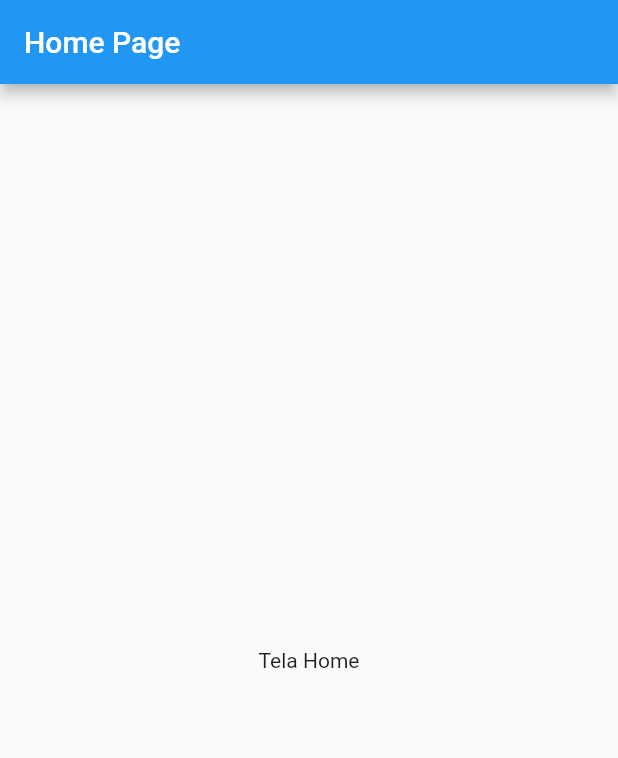
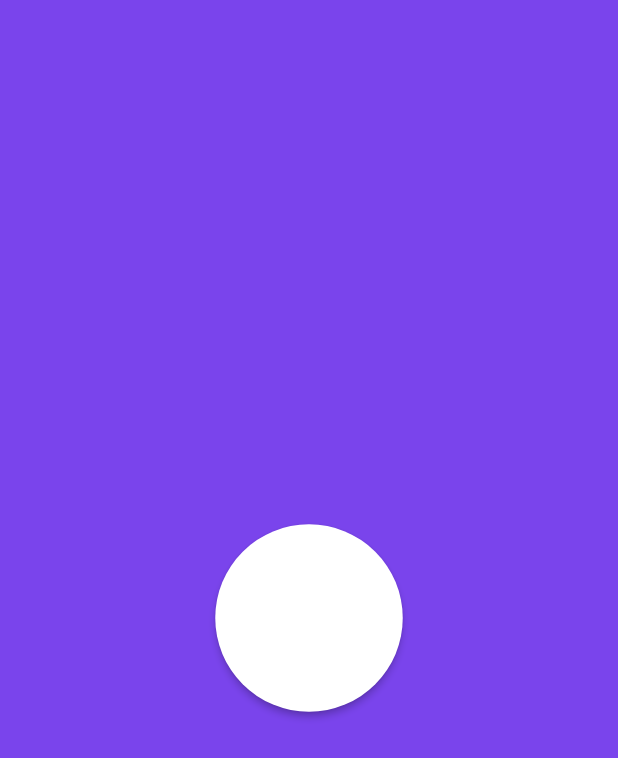
Before and after one commit to VirtualSketch/vs-mobile-app, a Flutter app: the screen it shows after launch, on a phone screen of 412 x 824 dp. Shown: the top 758 px of the screen. Run offline on Flutter 3.47's test engine with Material 2 defaults, Android fonts, the light colour scheme and no system bars; our stand-ins replace flutter_modular.

Commit message:
✨ Insercao do botao

```diff
--- /dev/null
+++ b/lib/components/circle_button.dart
@@ -0,0 +1,32 @@
+import 'package:flutter/material.dart';
+
+class CircleButton extends StatelessWidget {
+  const CircleButton({Key? key}) : super(key: key);
+
+  @override
+  Widget build(BuildContext context) {
+    return Column(
+      children: [
+        ElevatedButton(
+          onPressed: () {
+            /*Navigator.push(
+              context,
+              MaterialPageRoute(
+                builder: (context) => const MainPage(),
+              ),
+            );*/
+          },
+          child: const Icon(
+            Icons.circle,
+            color: Colors.white,
+          ),
+          style: ElevatedButton.styleFrom(
+            fixedSize: const Size(125, 125),
+            shape: const CircleBorder(),
+            primary: Colors.white,
+          ),
+        ),
+      ],
+    );
+  }
+}
--- /dev/null
+++ b/lib/components/comp_home.dart
@@ -0,0 +1,20 @@
+import 'package:flutter/material.dart';
+import 'circle_button.dart';
+
+class CompHome extends StatelessWidget {
+  const CompHome({Key? key}) : super(key: key);
+
+  @override
+  Widget build(BuildContext context) {
+    return Container(
+      color: const Color(0xFF7A44EC),
+      child: Column(
+        crossAxisAlignment: CrossAxisAlignment.stretch,
+        mainAxisAlignment: MainAxisAlignment.center,
+        children: const [
+          CircleButton(),
+        ],
+      ),
+    );
+  }
+}
--- a/lib/view/home_view.dart
+++ b/lib/view/home_view.dart
@@ -1,4 +1,5 @@
 import 'package:flutter/material.dart';
+import '../components/comp_home.dart';
 
 class HomePage extends StatelessWidget {
   const HomePage({Key? key}) : super(key: key);
@@ -6,13 +7,12 @@ class HomePage extends StatelessWidget {
   @override
   Widget build(BuildContext context) {
     return Scaffold(
-      appBar: AppBar(
-        title: const Text('Home Page'),
-      ),
-      body: const Center(
-        child: Text(
-          'Tela Home',
-        ),
+      body: Column(
+        children: const [
+          Expanded(
+            child: CompHome(),
+          ),
+        ],
       ),
     );
   }
```
